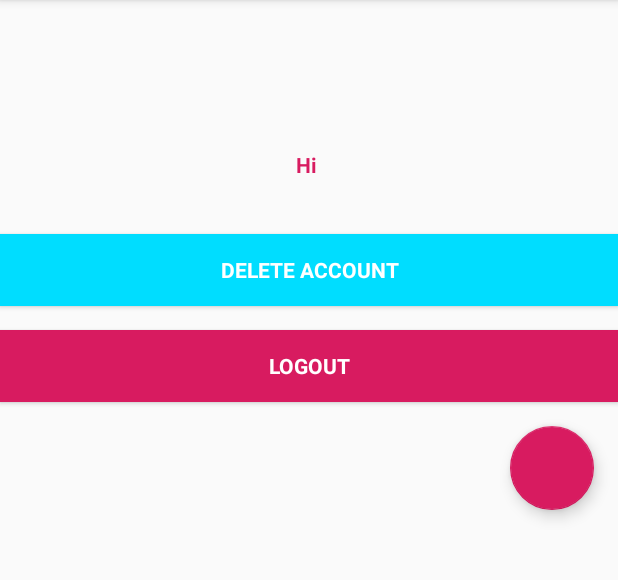
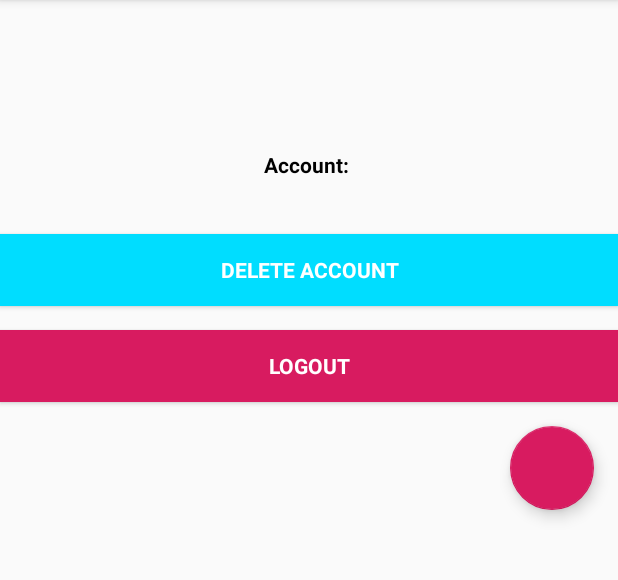
Before and after one commit to anvitgupta/bucketlist, an Android app: the screen it shows after launch once a user with an empty profile is signed in (MainActivity), on a phone screen of 412 x 824 dp, the part 84-664 px from its top. Run offline under Robolectric (Android 15) with nearby library versions, the phone set to English and light mode, and no system bars; our stand-ins replace Firebase (no records; nobody signed in at launch, a user with empty details on screens opened directly).

Commit message:
Fix color

```diff
--- a/android/app/src/main/java/com/cs4279/buckit/MainActivity.java
+++ b/android/app/src/main/java/com/cs4279/buckit/MainActivity.java
@@ -49,7 +49,7 @@ public class MainActivity extends AppCompatActivity {
         };
 
         final FirebaseUser user  = firebaseAuth.getCurrentUser();
-        textView.setText("Hi " + user.getEmail());
+        textView.setText("Account: " + user.getEmail());
 
         deleteAccountButton.setOnClickListener(new View.OnClickListener() {
             @Override
--- a/android/app/src/main/res/layout/activity_main.xml
+++ b/android/app/src/main/res/layout/activity_main.xml
@@ -9,7 +9,7 @@
         android:layout_width="match_parent"
         android:layout_height="40dp"
         android:id="@+id/textView1"
-        android:textColor="@color/colorAccent"
+        android:textColor="@android:color/black"
         android:textStyle="bold"
         android:layout_marginTop="100dp"
         android:textAlignment="center" />
```
